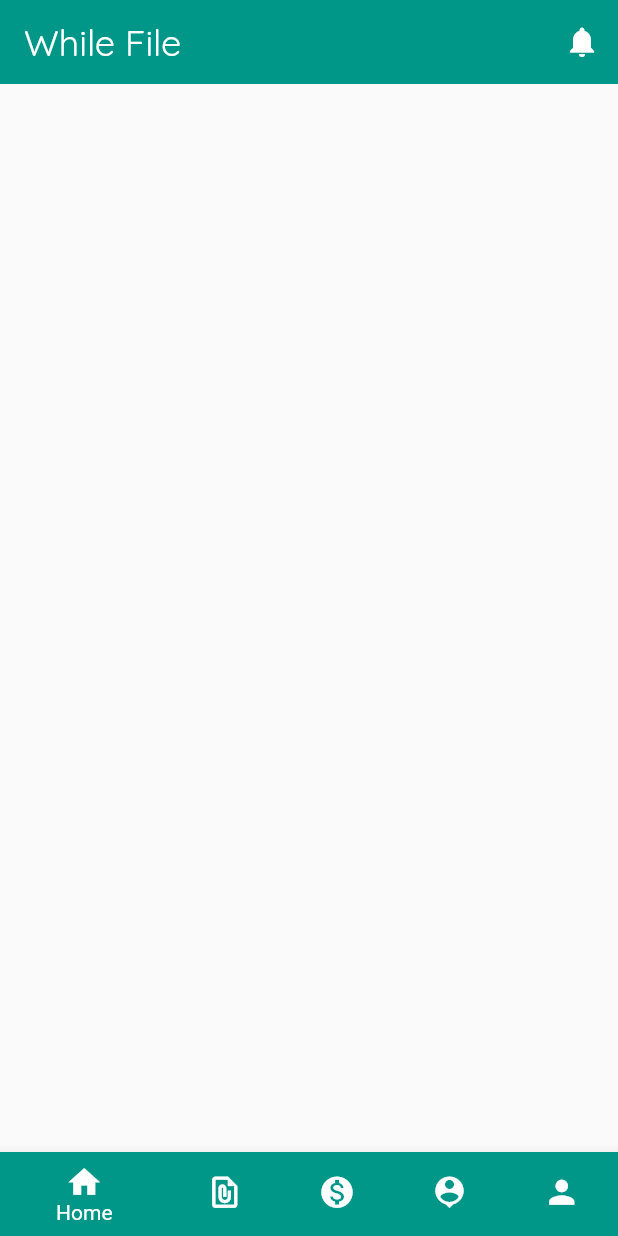
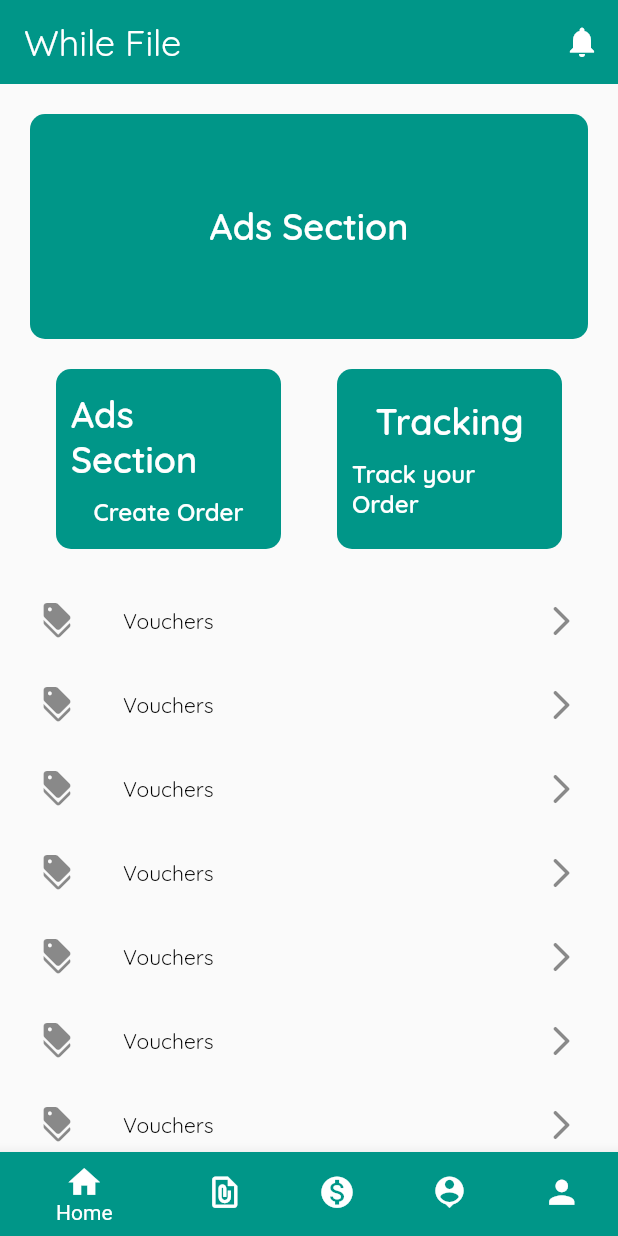
Before and after one commit to Lans12345/WhizFile, a Flutter app: the screen it shows after launch, on a phone screen of 412 x 824 dp. Run offline on Flutter 3.47's test engine with Material 2 defaults, Android fonts, the phone set to English and light mode, and no system bars.

Commit message:
added main screen

```diff
--- a/lib/screens/pages/main_page.dart
+++ b/lib/screens/pages/main_page.dart
@@ -1,3 +1,4 @@
+import 'package:files_tracking/widgets/text_widget.dart';
 import 'package:flutter/material.dart';
 
 class MainPage extends StatelessWidget {
@@ -5,6 +6,120 @@ class MainPage extends StatelessWidget {
 
   @override
   Widget build(BuildContext context) {
-    return const Scaffold();
+    return Center(
+      child: Column(
+        children: [
+          const SizedBox(
+            height: 20,
+          ),
+          Padding(
+            padding: const EdgeInsets.only(left: 20, right: 20),
+            child: Container(
+              decoration: BoxDecoration(
+                  borderRadius: BorderRadius.circular(10), color: Colors.teal),
+              width: double.infinity,
+              height: 150,
+              child: Center(
+                child: TextBold(
+                  text: 'Ads Section',
+                  fontSize: 24,
+                  color: Colors.white,
+                ),
+              ),
+            ),
+          ),
+          const SizedBox(
+            height: 20,
+          ),
+          Row(
+            mainAxisAlignment: MainAxisAlignment.spaceEvenly,
+            children: [
+              Container(
+                decoration: BoxDecoration(
+                    borderRadius: BorderRadius.circular(10),
+                    color: Colors.teal),
+                width: 150,
+                height: 120,
+                child: Padding(
+                  padding: const EdgeInsets.only(left: 10, right: 10),
+                  child: Center(
+                    child: Column(
+                      mainAxisAlignment: MainAxisAlignment.center,
+                      crossAxisAlignment: CrossAxisAlignment.center,
+                      children: [
+                        TextBold(
+                          text: 'Ads Section',
+                          fontSize: 24,
+                          color: Colors.white,
+                        ),
+                        const SizedBox(
+                          height: 10,
+                        ),
+                        TextBold(
+                          text: 'Create Order',
+                          fontSize: 16,
+                          color: Colors.white,
+                        ),
+                      ],
+                    ),
+                  ),
+                ),
+              ),
+              Container(
+                decoration: BoxDecoration(
+                    borderRadius: BorderRadius.circular(10),
+                    color: Colors.teal),
+                width: 150,
+                height: 120,
+                child: Padding(
+                  padding: const EdgeInsets.only(left: 10, right: 10),
+                  child: Center(
+                    child: Column(
+                      mainAxisAlignment: MainAxisAlignment.center,
+                      crossAxisAlignment: CrossAxisAlignment.center,
+                      children: [
+                        TextBold(
+                          text: 'Tracking',
+                          fontSize: 24,
+                          color: Colors.white,
+                        ),
+                        const SizedBox(
+                          height: 10,
+                        ),
+                        TextBold(
+                          text: 'Track your Order',
+                          fontSize: 16,
+                          color: Colors.white,
+                        ),
+                      ],
+                    ),
+                  ),
+                ),
+              ),
+            ],
+          ),
+          const SizedBox(
+            height: 20,
+          ),
+          Expanded(
+            child: SizedBox(
+              child: ListView.builder(
+                itemBuilder: ((context, index) {
+                  return Padding(
+                    padding: const EdgeInsets.only(left: 10, right: 10),
+                    child: ListTile(
+                      leading: const Icon(Icons.discount),
+                      title: TextRegular(
+                          text: 'Vouchers', fontSize: 14, color: Colors.black),
+                      trailing: const Icon(Icons.arrow_forward_ios_rounded),
+                    ),
+                  );
+                }),
+              ),
+            ),
+          ),
+        ],
+      ),
+    );
   }
 }
```
